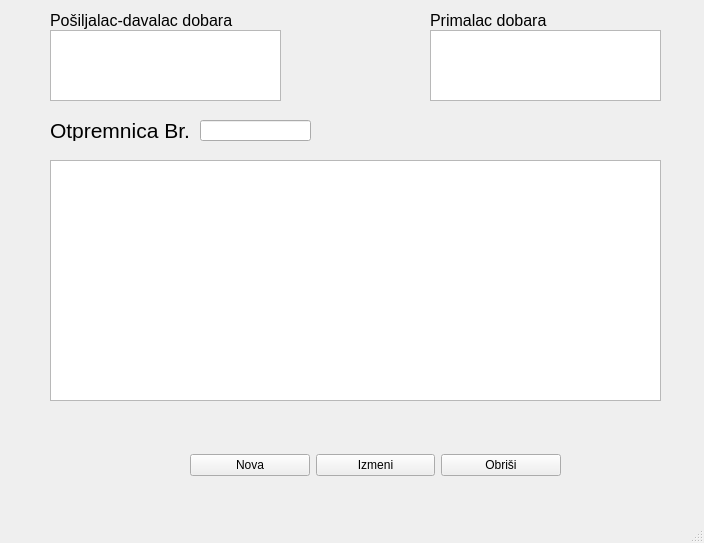
This is formaotpremnica.ui in s-pab/Commercium as Qt 5 draws it before an edit. The edited form follows.
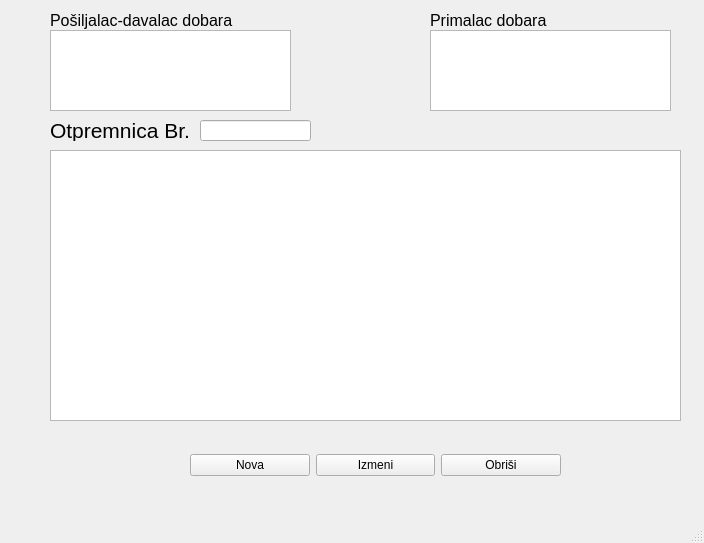
This is the edited form.

What changed in the file:
```diff
--- a/formaotpremnica.ui
+++ b/formaotpremnica.ui
@@ -48,16 +48,6 @@
      </rect>
     </property>
    </widget>
-   <widget class="QListWidget" name="listWidget">
-    <property name="geometry">
-     <rect>
-      <x>50</x>
-      <y>160</y>
-      <width>611</width>
-      <height>241</height>
-     </rect>
-    </property>
-   </widget>
    <widget class="QLabel" name="label_2">
     <property name="geometry">
      <rect>
@@ -76,16 +66,6 @@
      <string>Pošiljalac-davalac dobara</string>
     </property>
    </widget>
-   <widget class="QListWidget" name="listWidget_2">
-    <property name="geometry">
-     <rect>
-      <x>50</x>
-      <y>30</y>
-      <width>231</width>
-      <height>71</height>
-     </rect>
-    </property>
-   </widget>
    <widget class="QLabel" name="label_3">
     <property name="geometry">
      <rect>
@@ -104,16 +84,6 @@
      <string>Primalac dobara</string>
     </property>
    </widget>
-   <widget class="QListWidget" name="listWidget_3">
-    <property name="geometry">
-     <rect>
-      <x>430</x>
-      <y>30</y>
-      <width>231</width>
-      <height>71</height>
-     </rect>
-    </property>
-   </widget>
    <widget class="QWidget" name="layoutWidget">
     <property name="geometry">
      <rect>
@@ -147,6 +117,36 @@
      </item>
     </layout>
    </widget>
+   <widget class="QListView" name="listView">
+    <property name="geometry">
+     <rect>
+      <x>50</x>
+      <y>150</y>
+      <width>631</width>
+      <height>271</height>
+     </rect>
+    </property>
+   </widget>
+   <widget class="QListView" name="listView_2">
+    <property name="geometry">
+     <rect>
+      <x>430</x>
+      <y>30</y>
+      <width>241</width>
+      <height>81</height>
+     </rect>
+    </property>
+   </widget>
+   <widget class="QListView" name="listView_3">
+    <property name="geometry">
+     <rect>
+      <x>50</x>
+      <y>30</y>
+      <width>241</width>
+      <height>81</height>
+     </rect>
+    </property>
+   </widget>
   </widget>
   <widget class="QMenuBar" name="menubar">
    <property name="geometry">
```
